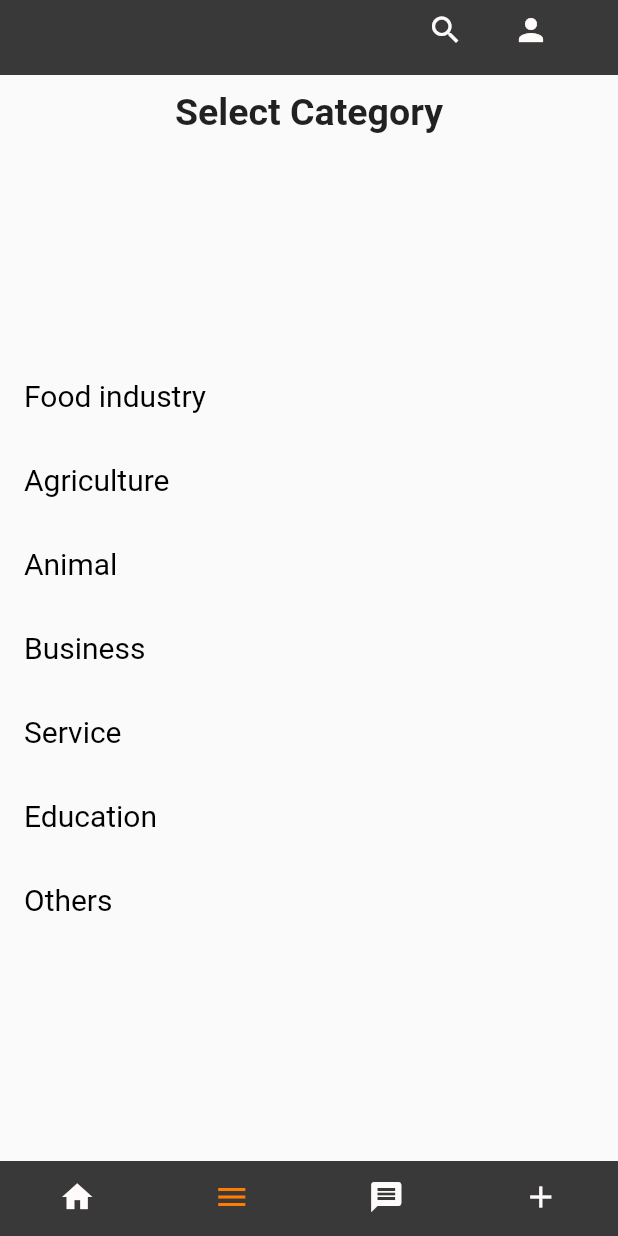
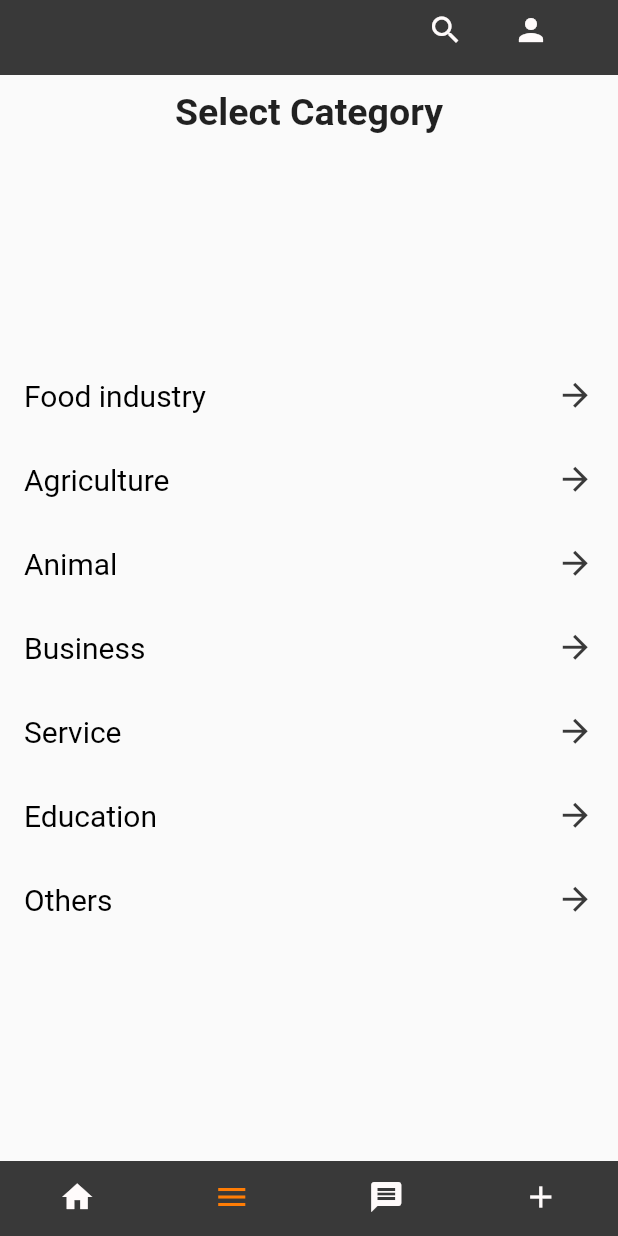
Before and after one commit to thamaraSenanayake/foodApp, a Flutter app: the HomeBase screen opened directly with empty values, item 2 of the bottom bar chosen, on a phone screen of 412 x 824 dp. Run offline on Flutter 3.47's test engine with Material 2 defaults, Android fonts, the phone set to English and light mode, and no system bars; our stand-ins replace cloud_firestore, firebase_storage, flutter_keyboard_visibility, flutter_secure_storage, flutter_spinkit, geolocator and 3 more; accounts and stored records are empty.

Commit message:
fix issues

```diff
--- a/lib/const.dart
+++ b/lib/const.dart
@@ -15,6 +15,7 @@ class AppData{
   static Color primaryColor= Color(0xFFFFFBFB);
   static Color thirdColor = Color(0xFFFF7D05);
   static int reviewCount = 0;
+  static int clapCount = 0;
   static int msgCount = 0;
 
 }
--- a/lib/login/login.dart
+++ b/lib/login/login.dart
@@ -121,6 +121,7 @@ class _LoginPageState extends State<LoginPage> {
 
                           TextBox(
                             textBoxKey: "null",
+                            textInputType: TextInputType.phone,
                             onChange: (val){
                               setState(() {
                                 _phoneNumber = val;
--- a/lib/login/signInName.dart
+++ b/lib/login/signInName.dart
@@ -30,6 +30,11 @@ class _SignInNameState extends State<SignInName> {
       widget.user.name = _name;
       widget.listener.moveToPage(LoginPageList.SignInPhone);
     }
+  }
+  @override
+  void initState() {
+    super.initState();
+    _name = widget.user.name != null?widget.user.name:'';
   }
 
 
@@ -74,6 +79,7 @@ class _SignInNameState extends State<SignInName> {
                 ),
 
                 TextBox(
+                  initText: _name,
                   textBoxKey: "null",
                   onChange: (val){
                     _name = val;
--- a/lib/profile/addReview.dart
+++ b/lib/profile/addReview.dart
@@ -58,6 +58,7 @@ class _AddReviewState extends State<AddReview> {
         ..starCount = _starCount
         ..userName = widget.user.name
         ..dateTime = DateTime.now()
+        ..read = false
       );
     }
     Database().updateReview(widget.otherUser.reviewList, widget.otherUser);
--- a/lib/profile/categorySelect/postsToCategory.dart
+++ b/lib/profile/categorySelect/postsToCategory.dart
@@ -33,7 +33,7 @@ class _PostsToCategoryState extends State<PostsToCategory> implements ViewPostLi
 
     for (var item in _postList) {
       postViewList.add(
-        ViewPost(post: item, user: widget.user, listener: this,myPost: true,canEdit: true,),
+        ViewPost(post: item, user: widget.user, listener: this,myPost: false,canEdit: false,),
       );
     }
 
@@ -115,7 +115,7 @@ class _PostsToCategoryState extends State<PostsToCategory> implements ViewPostLi
                     ):_postViewList.length ==0?
                     Center(
                       child: Text(
-                        "Upload some post to see here..",
+                        "No posts yet..",
                         style: TextStyle(
                           color: AppData.secondaryColor,
                           fontSize: 18,
--- a/lib/profile/categorySelect/userCategorySelect.dart
+++ b/lib/profile/categorySelect/userCategorySelect.dart
@@ -18,13 +18,11 @@ class UserCategorySelect extends StatefulWidget {
 class _UserCategorySelectState extends State<UserCategorySelect> {
   double _width = 0.0;
   double _height = 0.0;
-  UserCategory _category;
 
 
   @override
   void initState() {
     super.initState();
-    _category = widget.user.category;
     WidgetsBinding.instance.addPostFrameCallback((_) {
       // widget.listener.setPage(ProfilePage.Category);
     });
@@ -34,7 +32,6 @@ class _UserCategorySelectState extends State<UserCategorySelect> {
   Widget build(BuildContext context) {
     setState(() {
       _width = MediaQuery.of(context).size.width;
-      _height= MediaQuery.of(context).size.height;
     });
     return SafeArea(
       child: Container(
@@ -56,14 +53,11 @@ class _UserCategorySelectState extends State<UserCategorySelect> {
               children: [
                 ListTile(
                   onTap:(){
-                    setState(() {
-                      _category = UserCategory.FoodIndustry;
-                    });
                     Navigator.of(context).push(
                       PageRouteBuilder(
                         pageBuilder: (context, _, __) => PostsToCategory(
                           user: widget.user,
-                          category: _category,
+                          category: UserCategory.FoodIndustry,
                         ),
                         opaque: false
                       ),
@@ -77,21 +71,18 @@ class _UserCategorySelectState extends State<UserCategorySelect> {
                     ),
                   ),
                   trailing: Icon(
-                    Icons.check,
-                    color:_category == UserCategory.FoodIndustry? AppData.secondaryColor:Colors.transparent,
-                    size: 35,
+                    Icons.arrow_forward,
+                    color:AppData.secondaryColor,
+                    size: 25,
                   ),
                 ),
                 ListTile(
                   onTap:(){
-                    setState(() {
-                      _category = UserCategory.Agriculture;
-                    });
                     Navigator.of(context).push(
                       PageRouteBuilder(
                         pageBuilder: (context, _, __) => PostsToCategory(
                           user: widget.user,
-                          category: _category,
+                          category: UserCategory.Agriculture,
                         ),
                         opaque: false
                       ),
@@ -105,21 +96,18 @@ class _UserCategorySelectState extends State<UserCategorySelect> {
                     ),
                   ),
                   trailing: Icon(
-                    Icons.check,
-                    color:_category == UserCategory.Agriculture? AppData.secondaryColor:Colors.transparent,
-                    size: 35,
+                    Icons.arrow_forward,
+                    color:AppData.secondaryColor,
+                    size: 25,
                   ),
                 ),
                 ListTile(
                   onTap:(){
-                    setState(() {
-                      _category = UserCategory.Animal;
-                    });
                     Navigator.of(context).push(
                       PageRouteBuilder(
                         pageBuilder: (context, _, __) => PostsToCategory(
                           user: widget.user,
-                          category: _category,
+                          category: UserCategory.Animal,
                         ),
                         opaque: false
                       ),
@@ -133,21 +121,18 @@ class _UserCategorySelectState extends State<UserCategorySelect> {
                     ),
                   ),
                   trailing: Icon(
-                    Icons.check,
-                    color:_category == UserCategory.Animal? AppData.secondaryColor:Colors.transparent,
-                    size: 35,
+                    Icons.arrow_forward,
+                    color:AppData.secondaryColor,
+                    size: 25,
                   ),
                 ),
                 ListTile(
                   onTap:(){
-                    setState(() {
-                      _category = UserCategory.Business;
-                    });
                     Navigator.of(context).push(
                       PageRouteBuilder(
                         pageBuilder: (context, _, __) => PostsToCategory(
                           user: widget.user,
-                          category: _category,
+                          category: UserCategory.Business,
                         ),
                         opaque: false
                       ),
@@ -161,21 +146,18 @@ class _UserCategorySelectState extends State<UserCategorySelect> {
                     ),
                   ),
                   trailing: Icon(
-                    Icons.check,
-                    color:_category == UserCategory.Business? AppData.secondaryColor:Colors.transparent,
-                    size: 35,
+                    Icons.arrow_forward,
+                    color:AppData.secondaryColor,
+                    size: 25,
                   ),
                 ),
                 ListTile(
                   onTap:(){
-                    setState(() {
-                      _category = UserCategory.Service;
-                    });
                     Navigator.of(context).push(
                       PageRouteBuilder(
                         pageBuilder: (context, _, __) => PostsToCategory(
                           user: widget.user,
-                          category: _category,
+                          category: UserCategory.Service,
                         ),
                         opaque: false
                       ),
@@ -189,21 +171,18 @@ class _UserCategorySelectState extends State<UserCategorySelect> {
                     ),
                   ),
                   trailing: Icon(
-                    Icons.check,
-                    color:_category == UserCategory.Service? AppData.secondaryColor:Colors.transparent,
-                    size: 35,
+                    Icons.arrow_forward,
+                    color:AppData.secondaryColor,
+                    size: 25,
                   ),
                 ),
                 ListTile(
                   onTap:(){
-                    setState(() {
-                      _category = UserCategory.Education;
-                    });
                     Navigator.of(context).push(
                       PageRouteBuilder(
                         pageBuilder: (context, _, __) => PostsToCategory(
                           user: widget.user,
-                          category: _category,
+                          category: UserCategory.Education,
                         ),
                         opaque: false
                       ),
@@ -217,21 +196,18 @@ class _UserCategorySelectState extends State<UserCategorySelect> {
                     ),
                   ),
                   trailing: Icon(
-                    Icons.check,
-                    color:_category == UserCategory.Education? AppData.secondaryColor:Colors.transparent,
-                    size: 35,
+                    Icons.arrow_forward,
+                    color:AppData.secondaryColor,
+                    size: 25,
                   ),
                 ),
                 ListTile(
                   onTap:(){
-                    setState(() {
-                      _category = UserCategory.Others;
-                    });
                     Navigator.of(context).push(
                       PageRouteBuilder(
                         pageBuilder: (context, _, __) => PostsToCategory(
                           user: widget.user,
-                          category: _category,
+                          category: UserCategory.Others,
                         ),
                         opaque: false
                       ),
@@ -245,9 +221,9 @@ class _UserCategorySelectState extends State<UserCategorySelect> {
                     ),
                   ),
                   trailing: Icon(
-                    Icons.check,
-                    color:_category == UserCategory.Others? AppData.secondaryColor:Colors.transparent,
-                    size: 35,
+                    Icons.arrow_forward,
+                    color:AppData.secondaryColor,
+                    size: 25,
                   ),
                 ),
               ],
--- a/lib/profile/homeBase.dart
+++ b/lib/profile/homeBase.dart
@@ -65,7 +65,7 @@ class _HomeBaseState extends State<HomeBase> with TickerProviderStateMixin imple
       int _newCount = 0;
       print("live update");
       print(querySnapshot["reviewList"]);
-
+      int clapCount = querySnapshot["clapCount"];
       for (var itemReviewList in querySnapshot["reviewList"]) {
         Timestamp dateTime = itemReviewList['dateTime'];
         Timestamp replyTime = itemReviewList['replyTime'];
@@ -90,14 +90,22 @@ class _HomeBaseState extends State<HomeBase> with TickerProviderStateMixin imple
       }
 
       if(_newCount > 0){
+        if(mounted){
           setState(() {
             widget.user.reviewList = _reviewList;
             AppData.reviewCount = _newCount;
           });
+        }
       }else{
+        if(mounted){
           setState(() {
             AppData.reviewCount = 0;
           });
+        }
+      }
+
+      if(clapCount != null){
+        AppData.clapCount = clapCount;
       }
 
 
@@ -114,9 +122,11 @@ class _HomeBaseState extends State<HomeBase> with TickerProviderStateMixin imple
         for (var item in messageHeader) {
           msgCount += item.unreadMsgCount;
         }
+        if(mounted){
           setState(() {
             AppData.msgCount += msgCount;
           });
+        }
       }
     });
 
@@ -129,9 +139,11 @@ class _HomeBaseState extends State<HomeBase> with TickerProviderStateMixin imple
         for (var item in messageHeader) {
           msgCount += item.unreadMsgCount;
         }
+        if(mounted){
           setState(() {
             AppData.msgCount += msgCount;
           });
+        }
       }
     });
 
@@ -232,7 +244,7 @@ class _HomeBaseState extends State<HomeBase> with TickerProviderStateMixin imple
                                         color:_profilePage == ProfilePage.Profile? AppData.thirdColor: AppData.primaryColor,
                                       ),
                                     ),
-                                    AppData.reviewCount != 0? Container(
+                                    AppData.reviewCount + AppData.clapCount != 0? Container(
                                       decoration: BoxDecoration(
                                         color: AppData.thirdColor,
                                         shape: BoxShape.circle
@@ -240,7 +252,7 @@ class _HomeBaseState extends State<HomeBase> with TickerProviderStateMixin imple
                                       child: Padding(
                                         padding: const EdgeInsets.all(8.0),
                                         child: Text(
-                                          AppData.reviewCount.toString(),
+                                          (AppData.clapCount + AppData.reviewCount).toString(),
                                           style: TextStyle(
                                             color: AppData.secondaryColor,
                                             fontWeight: FontWeight.w500
--- a/lib/profile/profile/notification.dart
+++ b/lib/profile/profile/notification.dart
@@ -25,6 +25,7 @@ class _NotificationScreenState extends State<NotificationScreen>  {
 
   _getClapPosts() async {
     List<Widget> clapList = [];
+
     _postList =await Database().getClappedPost(widget.user);
     for (var item in _postList) {
       clapList.add(
@@ -36,7 +37,7 @@ class _NotificationScreenState extends State<NotificationScreen>  {
       _clapList = clapList;
       _loading = false;
     });
-
+    Database().resetClapCount(widget.user.telNumber);
 
   }
 
```
Also changed, not shown: lib/database/databse.dart (+18 -0 lines), lib/login/loginBase.dart (+35 -1 lines), lib/login/signInPhone.dart (+6 -1 lines), lib/profile/message/messageView.dart (+12 -8 lines), lib/profile/profile/profile.dart (+27 -2 lines), lib/profile/profile/settings.dart (+18 -6 lines), lib/res/WarningDialog.dart (+21 -9 lines). Lines whose indentation alone changed are shown as unchanged.
